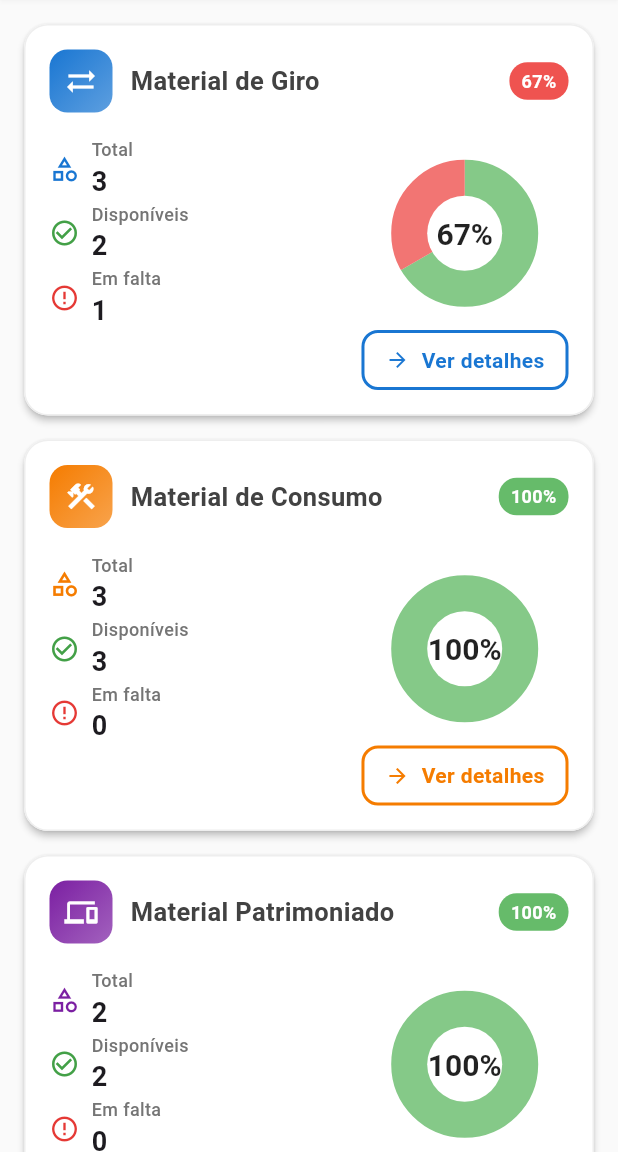
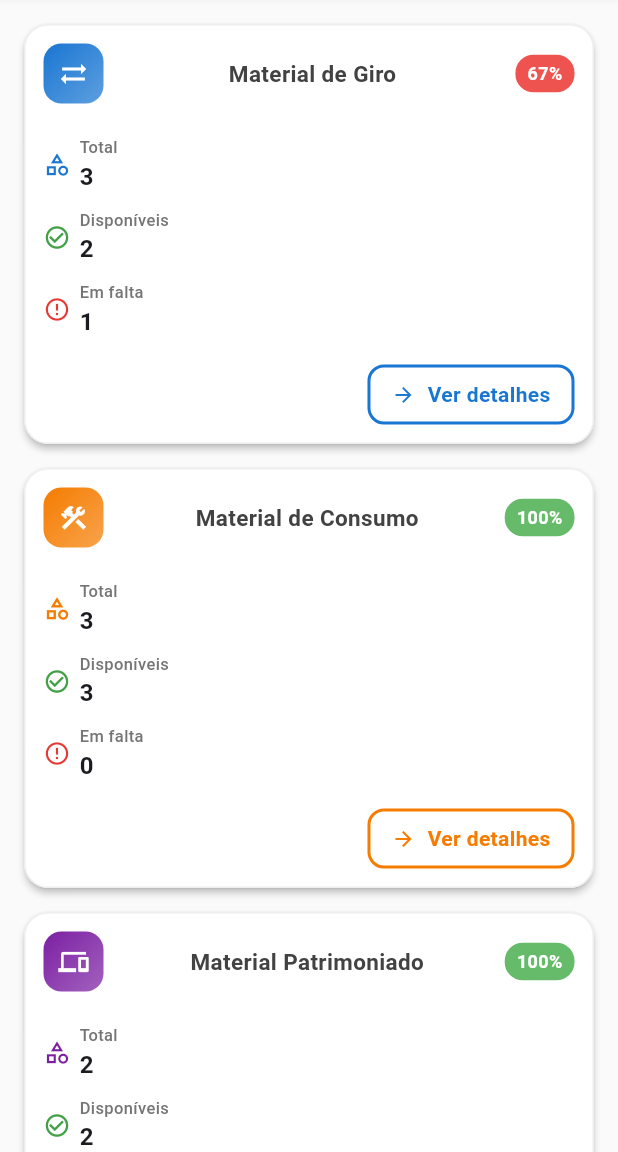
Before and after one commit to MetroIMT/PII-Metro-Gestao-de-Processos, a Flutter app: the EstoqueCategoriasPage screen opened directly, on a phone screen of 412 x 824 dp, the part 84-1236 px from its top. Run offline on Flutter 3.47's test engine with Material 3 defaults, Android fonts, the phone set to English and light mode, and no system bars; our stand-ins replace flutter_secure_storage; accounts and stored records are empty.

Commit message:
feat(estoque): enhance responsive layout for EstoqueCategoriasPage with improved mobile and tablet support

```diff
--- a/lib/screens/home/estoque_categorias_page.dart
+++ b/lib/screens/home/estoque_categorias_page.dart
@@ -80,14 +80,14 @@ class _EstoqueCategoriasPageState extends State<EstoqueCategoriasPage> {
       backgroundColor: Colors.grey.shade50,
       body: LayoutBuilder(
         builder: (context, constraints) {
-          // Layout responsivo: ListView para mobile, GridView para tablet/desktop
-          if (constraints.maxWidth < 600) {
-            // Mobile: Lista vertical
-            return ListView.builder(
+          final isMobile = constraints.maxWidth < 700;
+
+          if (isMobile) {
+            // Mobile: SingleChildScrollView com Column
+            return SingleChildScrollView(
               padding: const EdgeInsets.all(16.0),
-              itemCount: categorias.length,
-              itemBuilder: (context, index) {
-                final categoria = categorias[index];
+              child: Column(
+                children: categorias.map((categoria) {
                   return Padding(
                     padding: const EdgeInsets.only(bottom: 16.0),
                     child: _EstoqueCategoriaCard(
@@ -98,18 +98,19 @@ class _EstoqueCategoriasPageState extends State<EstoqueCategoriasPage> {
                       onTap: () => Navigator.push(context, MaterialPageRoute(builder: (_) => categoria['pagina']())),
                     ),
                   );
-              },
+                }).toList(),
+              ),
             );
           } else {
             // Tablet e Desktop: Grid
-            final crossAxisCount = constraints.maxWidth < 1100 ? 2 : 3;
+            final crossAxisCount = constraints.maxWidth < 1200 ? 2 : 3;
             return GridView.builder(
               padding: const EdgeInsets.all(24.0),
               gridDelegate: SliverGridDelegateWithFixedCrossAxisCount(
                 crossAxisCount: crossAxisCount,
                 crossAxisSpacing: 24,
                 mainAxisSpacing: 24,
-                childAspectRatio: 1.4, // Ajuste para um card mais equilibrado
+                childAspectRatio: 1.5,
               ),
               itemCount: categorias.length,
               itemBuilder: (context, index) {
@@ -153,6 +154,10 @@ class _EstoqueCategoriaCard extends StatelessWidget {
     final int materiaisEmFalta = materiais.where((m) => m.quantidade <= 0).length;
     final double porcentagemDisponivel = totalMateriais > 0 ? (materiaisDisponiveis / totalMateriais) * 100 : 0.0;
 
+    final isMobile = MediaQuery.of(context).size.width < 700;
+    final isVerySmall = MediaQuery.of(context).size.width < 500;
+    final cardHeight = isMobile ? 280.0 : null;
+
     return Material(
       elevation: 2,
       color: Colors.white,
@@ -161,17 +166,19 @@ class _EstoqueCategoriaCard extends StatelessWidget {
         onTap: onTap,
         borderRadius: BorderRadius.circular(16),
         child: Container(
+          height: cardHeight,
           decoration: BoxDecoration(
             borderRadius: BorderRadius.circular(16),
             border: Border.all(color: Colors.grey.shade200, width: 1),
           ),
           child: Padding(
-            padding: const EdgeInsets.all(16.0),
+            padding: EdgeInsets.all(isMobile ? 12.0 : 16.0),
             child: Column(
               crossAxisAlignment: CrossAxisAlignment.start,
               children: [
                 // Header do Card
                 Row(
+                  mainAxisAlignment: MainAxisAlignment.spaceBetween,
                   children: [
                     Container(
                       padding: const EdgeInsets.all(10),
@@ -183,19 +190,22 @@ class _EstoqueCategoriaCard extends StatelessWidget {
                         ),
                         borderRadius: BorderRadius.circular(12),
                       ),
-                      child: Icon(icon, color: Colors.white, size: 22),
+                      child: Icon(icon, color: Colors.white, size: isMobile ? 20 : 22),
                     ),
                     const SizedBox(width: 12),
-                    Expanded(
+                    Flexible(
                       child: Text(
                         title,
+                        maxLines: 2,
+                        overflow: TextOverflow.ellipsis,
                         style: TextStyle(
                           fontWeight: FontWeight.bold,
                           color: Colors.grey.shade800,
-                          fontSize: 17,
+                          fontSize: isMobile ? 15 : 17,
                         ),
                       ),
                     ),
+                    const SizedBox(width: 8),
                     Container(
                       padding: const EdgeInsets.symmetric(horizontal: 8, vertical: 4),
                       decoration: BoxDecoration(
@@ -209,10 +219,20 @@ class _EstoqueCategoriaCard extends StatelessWidget {
                     ),
                   ],
                 ),
-                const SizedBox(height: 16),
+                SizedBox(height: isMobile ? 12 : 16),
                 // Corpo do Card
                 Expanded(
-                  child: Row(
+                  child: isVerySmall
+                      ? Column(
+                          crossAxisAlignment: CrossAxisAlignment.start,
+                          mainAxisAlignment: MainAxisAlignment.spaceEvenly,
+                          children: [
+                            _buildEstoqueStat('Total', '$totalMateriais', Icons.category_outlined, color),
+                            _buildEstoqueStat('Disponíveis', '$materiaisDisponiveis', Icons.check_circle_outline, Colors.green.shade600),
+                            _buildEstoqueStat('Em falta', '$materiaisEmFalta', Icons.error_outline, Colors.red.shade600),
+                          ],
+                        )
+                      : Row(
                           children: [
                             // Estatísticas
                             Expanded(
@@ -222,9 +242,9 @@ class _EstoqueCategoriaCard extends StatelessWidget {
                                 mainAxisAlignment: MainAxisAlignment.center,
                                 children: [
                                   _buildEstoqueStat('Total', '$totalMateriais', Icons.category_outlined, color),
-                            const Spacer(),
+                                  SizedBox(height: isMobile ? 8 : 12),
                                   _buildEstoqueStat('Disponíveis', '$materiaisDisponiveis', Icons.check_circle_outline, Colors.green.shade600),
-                            const Spacer(),
+                                  SizedBox(height: isMobile ? 8 : 12),
                                   _buildEstoqueStat('Em falta', '$materiaisEmFalta', Icons.error_outline, Colors.red.shade600),
                                 ],
                               ),
@@ -245,6 +265,7 @@ class _EstoqueCategoriaCard extends StatelessWidget {
                           ],
                         ),
                 ),
+                SizedBox(height: isMobile ? 8 : 12),
                 // Rodapé do Card
                 Align(
                   alignment: Alignment.bottomRight,
@@ -264,14 +285,15 @@ class _EstoqueCategoriaCard extends StatelessWidget {
 
   Widget _buildEstoqueStat(String label, String value, IconData icon, Color color) {
     return Row(
+      mainAxisSize: MainAxisSize.min,
       children: [
-        Icon(icon, color: color, size: 20),
-        const SizedBox(width: 8),
+        Icon(icon, color: color, size: 18),
+        const SizedBox(width: 6),
         Column(
           crossAxisAlignment: CrossAxisAlignment.start,
           children: [
-            Text(label, style: TextStyle(color: Colors.grey.shade600, fontSize: 12, fontWeight: FontWeight.w500)),
-            Text(value, style: const TextStyle(fontWeight: FontWeight.bold, fontSize: 18)),
+            Text(label, style: TextStyle(color: Colors.grey.shade600, fontSize: 11, fontWeight: FontWeight.w500)),
+            Text(value, style: const TextStyle(fontWeight: FontWeight.bold, fontSize: 16)),
           ],
         ),
       ],
```
Lines whose indentation alone changed are shown as unchanged.
